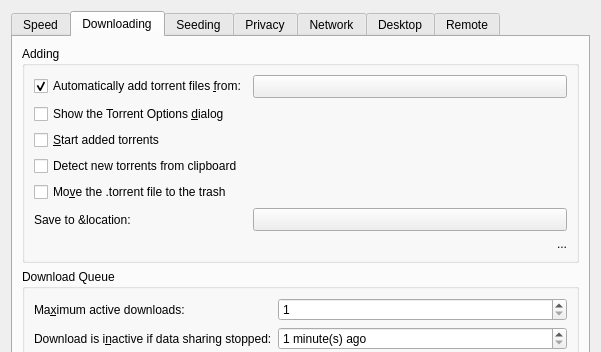
First picture: the form in qt/PrefsDialog.ui, repository retransmission/retransmission, before the edit; both pictures show x 0 to 601 and y 0 to 352 of the 601 by 657 pixel window.
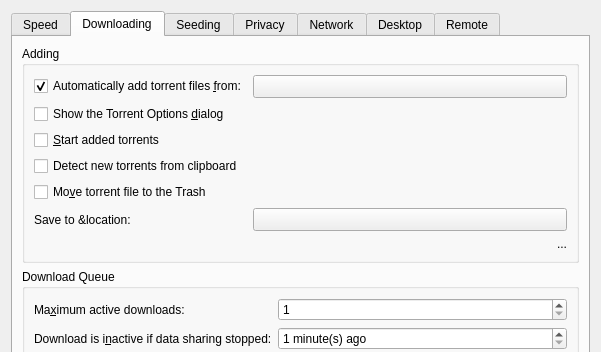
Second picture: the form after the edit. The open tabs and pages were chosen to show the change. Icons and pictures are not drawn. Custom widgets are drawn as their Qt base class.

Commit message:
chore: say "Move torrent file to the Trash" in every client
GTK, Qt, and macOS labeled the same checkbox four different ways. Apple
writes the Trash as a proper noun with an article, and GNOME's and
KDE's file managers also call the location Trash, so the capital T
fits all three clients.

The edit to the form file:
```diff
--- a/qt/PrefsDialog.ui
+++ b/qt/PrefsDialog.ui
@@ -278,7 +278,7 @@
           <item row="4" column="0" colspan="2">
            <widget class="QCheckBox" name="trashTorrentFileCheck">
             <property name="text">
-             <string>Mo&amp;ve the .torrent file to the trash</string>
+             <string>Mo&amp;ve torrent file to the Trash</string>
             </property>
            </widget>
           </item>
```
The commit also changes 7 other files.
